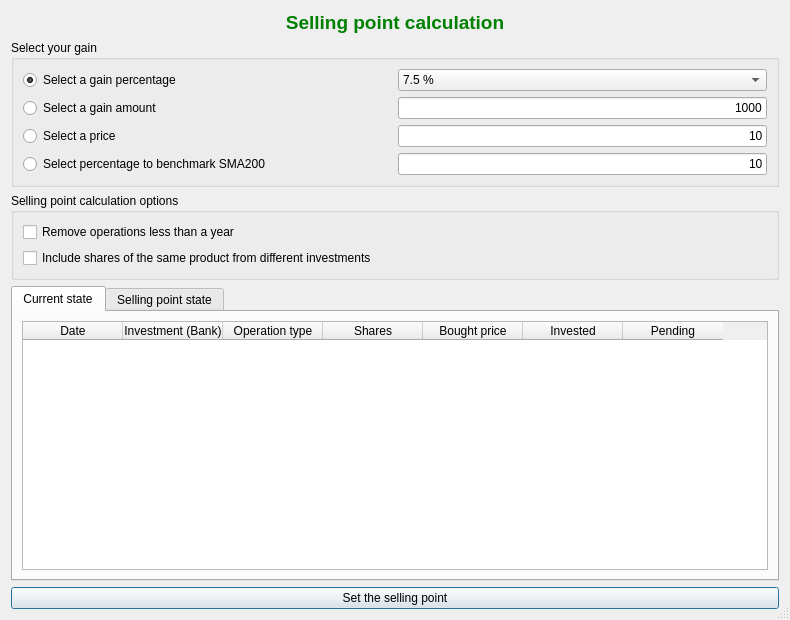
First picture: the form in ui/frmSellingPoint.ui, repository turulomio/xulpymoney, before the edit.
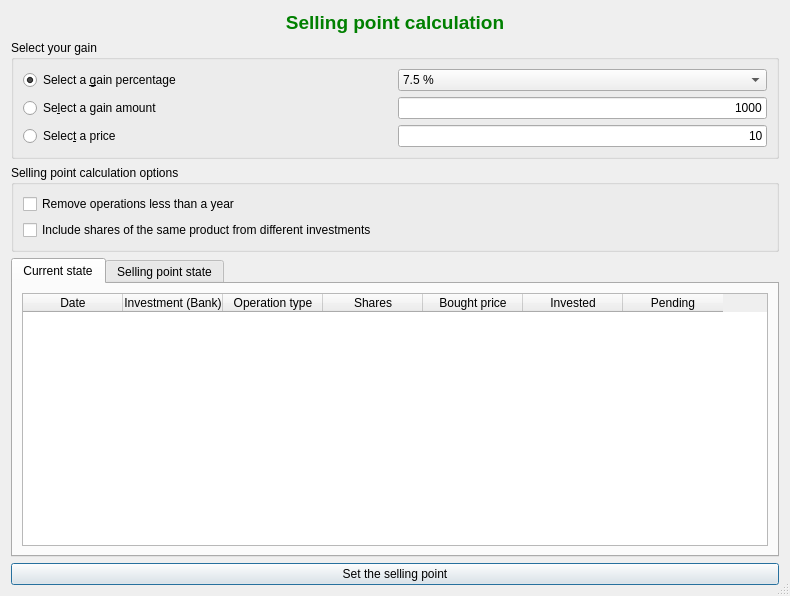
Second picture: the form after the edit. Icons and pictures are not drawn. Custom widgets are drawn as their Qt base class.

Commit message: Removed date value and sma in selling point

```diff
--- a/ui/frmSellingPoint.ui
+++ b/ui/frmSellingPoint.ui
@@ -10,7 +10,7 @@
     <x>0</x>
     <y>0</y>
     <width>790</width>
-    <height>620</height>
+    <height>596</height>
    </rect>
   </property>
   <property name="windowTitle">
@@ -60,7 +60,7 @@
           <item>
            <widget class="QRadioButton" name="radTPC">
             <property name="text">
-             <string>Select a gain percentage</string>
+             <string>Select a &amp;gain percentage</string>
             </property>
             <property name="checked">
              <bool>true</bool>
@@ -116,7 +116,7 @@
           <item>
            <widget class="QRadioButton" name="radGain">
             <property name="text">
-             <string>Select a gain amount</string>
+             <string>Se&amp;lect a gain amount</string>
             </property>
            </widget>
           </item>
@@ -146,7 +146,7 @@
           <item>
            <widget class="QRadioButton" name="radPrice">
             <property name="text">
-             <string>Select a price</string>
+             <string>Selec&amp;t a price</string>
             </property>
            </widget>
           </item>
@@ -168,36 +168,6 @@
           </item>
          </layout>
         </item>
-        <item>
-         <layout class="QHBoxLayout" name="horizontalLayout_4">
-          <item>
-           <widget class="QRadioButton" name="radSMA200">
-            <property name="text">
-             <string>Select percentage to benchmark SMA200</string>
-            </property>
-           </widget>
-          </item>
-          <item>
-           <widget class="QLineEdit" name="txtSMA200">
-            <property name="sizePolicy">
-             <sizepolicy hsizetype="Minimum" vsizetype="Fixed">
-              <horstretch>0</horstretch>
-              <verstretch>0</verstretch>
-             </sizepolicy>
-            </property>
-            <property name="text">
-             <string>10</string>
-            </property>
-            <property name="alignment">
-             <set>Qt::AlignRight|Qt::AlignTrailing|Qt::AlignVCenter</set>
-            </property>
-            <property name="readOnly">
-             <bool>true</bool>
-            </property>
-           </widget>
-          </item>
-         </layout>
-        </item>
        </layout>
       </widget>
      </item>
```
Left out of the diff: 16 changed lines with no effect on the pictures. The commit also changes 7 other files.
